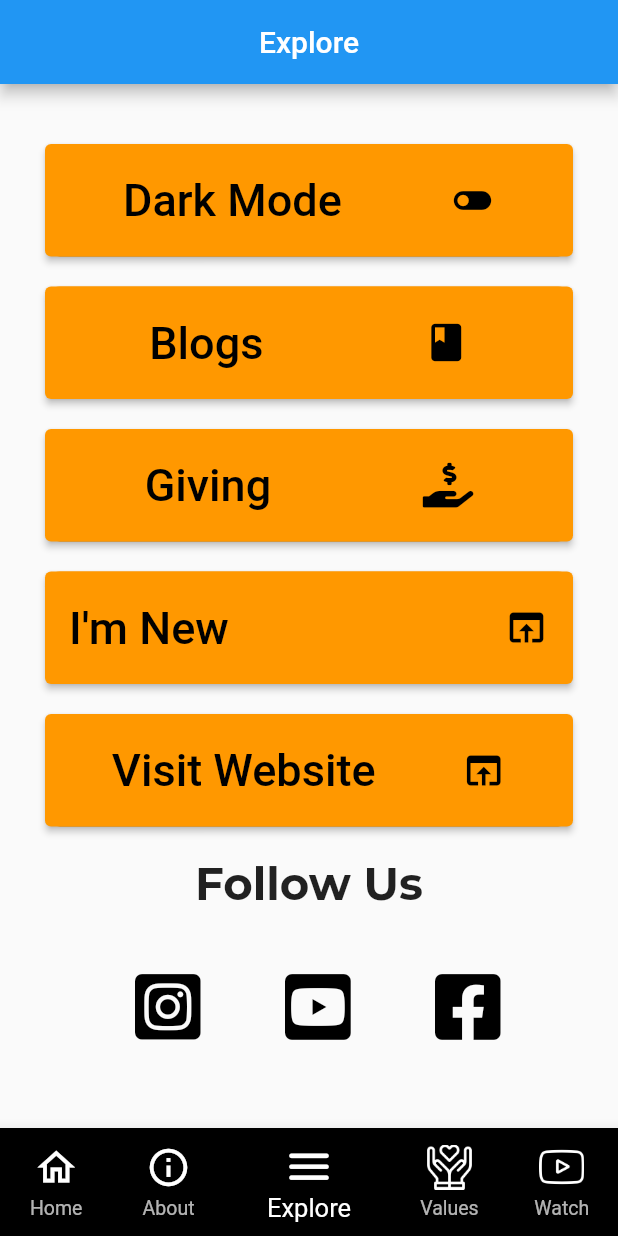
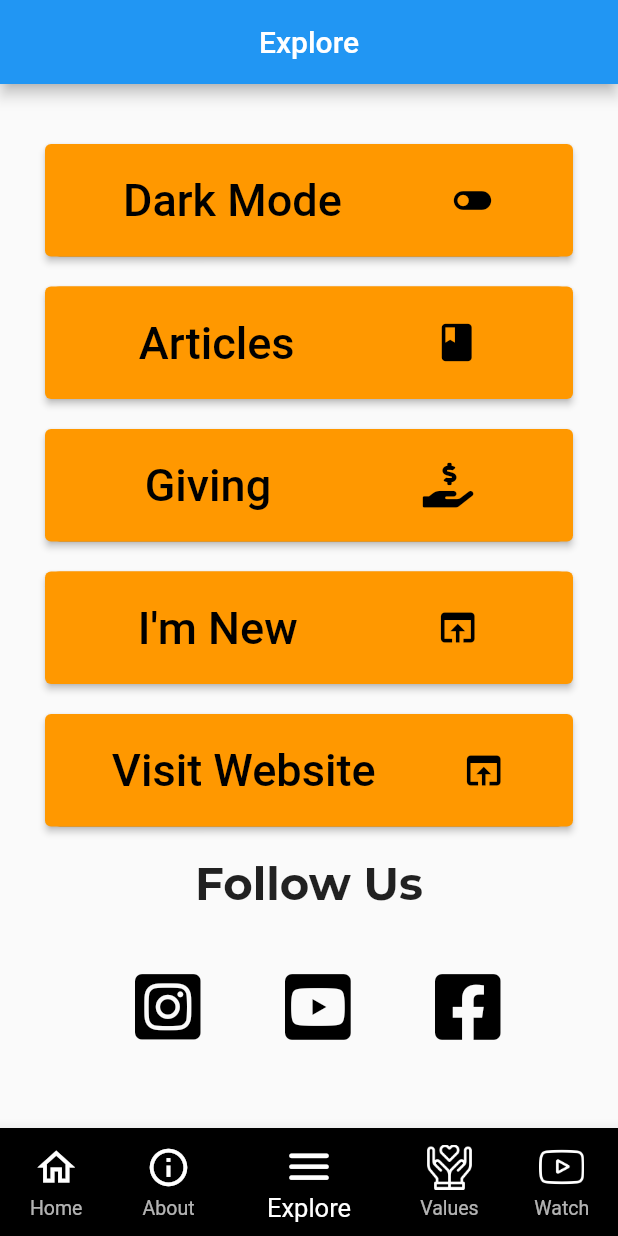
Before and after one commit to Aaasisss/NewSound, a Flutter app: the screen it shows after launch, item 3 of the bottom bar chosen, on a phone screen of 412 x 824 dp. Run offline on Flutter 3.47's test engine with Material 2 defaults, Android fonts, the phone set to English and light mode, and no system bars; our stand-ins replace cloud_firestore, firebase_core, font_awesome_flutter, google_fonts, youtube_player_flutter; missing offline and left inert: flutter_config; accounts and stored records are empty.

```diff
--- a/lib/Screens/Explore/explore_list.dart
+++ b/lib/Screens/Explore/explore_list.dart
@@ -86,7 +86,7 @@ class ExploreList_Blogs extends StatelessWidget {
           crossAxisAlignment: CrossAxisAlignment.center,
           children: [
             Text(
-              "Blogs",
+              "Articles",
               style: TextStyle(fontSize: 30.0),
             ),
             Icon(
@@ -96,7 +96,7 @@ class ExploreList_Blogs extends StatelessWidget {
           ],
         ),
         onPressed: () async {
-          const url = "https://newsound.org.au/#about";
+          const url = "https://newsound.org.au/articles/";
           if (await canLaunch(url)) {
             await launch(url,
                 forceSafariVC: true, //for iOS
@@ -178,7 +178,7 @@ class ExploreList_ImNew extends StatelessWidget {
           }
         },
         child: Row(
-          mainAxisAlignment: MainAxisAlignment.spaceBetween,
+          mainAxisAlignment: MainAxisAlignment.spaceAround,
           crossAxisAlignment: CrossAxisAlignment.center,
           children: [
             Text(
--- a/lib/Services/api_service.dart
+++ b/lib/Services/api_service.dart
@@ -4,7 +4,6 @@ import 'package:flutter_config/flutter_config.dart';
 import 'package:http/http.dart' as http;
 import 'package:newsound/Models/channel_model.dart';
 import 'package:newsound/Models/video_model.dart';
-import 'package:newsound/Utilities/keys.dart';
 import 'package:flutter_config/flutter_config.dart';
 
 class APIService {
--- a/lib/Shared/follow_us.dart
+++ b/lib/Shared/follow_us.dart
@@ -2,6 +2,7 @@ import 'package:flutter/material.dart';
 import 'package:google_fonts/google_fonts.dart';
 import 'package:font_awesome_flutter/font_awesome_flutter.dart';
 import 'package:url_launcher/url_launcher.dart';
+import 'package:cloud_firestore/cloud_firestore.dart';
 
 class CreateFolloIcons extends StatefulWidget {
   const CreateFolloIcons({Key? key}) : super(key: key);
@@ -11,8 +12,32 @@ class CreateFolloIcons extends StatefulWidget {
 }
 
 class _CreateFolloIconsState extends State<CreateFolloIcons> {
+  final _firestore = FirebaseFirestore.instance.collection('socialLinks');
+  String facebookLink = 'https://www.facebook.com/newsoundchurchsydney';
+  String instagramLink = 'https://instagram.com/newsoundchurchsydney';
+  String youtubeLink = 'https://youtube.com/NewSoundChurchSydney';
+
+  void getInfo() async {
+    final details = await _firestore.doc('socialLinks').get();
+    setState(() {
+      facebookLink = details.data()!['facebook'];
+      instagramLink = details.data()!['instagram'];
+      youtubeLink = details.data()!['youtube'];
+    });
+  }
+
+  @override
+  void initState() {
+    // TODO: implement initState
+    super.initState();
+    getInfo();
+  }
+
   @override
   Widget build(BuildContext context) {
+    // print(instagramLink);
+    // print(facebookLink);
+    // print(youtubeLink);
     return Container(
       child: Center(
           child: Column(
@@ -36,42 +61,40 @@ class _CreateFolloIconsState extends State<CreateFolloIcons> {
                 children: <IconButton>[
                   IconButton(
                     onPressed: () async {
-                        const url =
-                            "https://instagram.com/newsoundchurchsydney";
-                        if (await canLaunch(url)) {
-                          await launch(url);
+                      if (await canLaunch(instagramLink)) {
+                        await launch(instagramLink);
                       }
                     },
                     icon: const FaIcon(
                       FontAwesomeIcons.instagramSquare,
                       color: Colors.black,
                       size: 50.0,
-                      )),
+                    ),
+                  ),
                   IconButton(
                     onPressed: () async {
-                        final url = "https://youtube.com/NewSoundChurchSydney";
-                        if (await canLaunch(url)) {
-                          await launch(url);
+                      if (await canLaunch(youtubeLink)) {
+                        await launch(youtubeLink);
                       }
                     },
                     icon: const FaIcon(
                       FontAwesomeIcons.youtubeSquare,
                       color: Colors.black,
                       size: 50.0,
-                      )),
+                    ),
+                  ),
                   IconButton(
                     onPressed: () async {
-                        const url =
-                            "https://www.facebook.com/newsoundchurchsydney";
-                        if (await canLaunch(url)) {
-                          await launch(url);
+                      if (await canLaunch(facebookLink)) {
+                        await launch(facebookLink);
                       }
                     },
                     icon: const FaIcon(
                       FontAwesomeIcons.facebookSquare,
                       color: Colors.black,
                       size: 50.0,
-                      )),
+                    ),
+                  ),
                 ],
               ),
             ),
--- a/lib/main.dart
+++ b/lib/main.dart
@@ -4,6 +4,7 @@ import 'package:newsound/routes.dart';
 import 'package:newsound/theme.dart';
 import 'package:provider/provider.dart';
 import 'package:flutter_config/flutter_config.dart';
+import 'package:firebase_core/firebase_core.dart';
 
 void main() async {
   WidgetsFlutterBinding.ensureInitialized(); // Required by FlutterConfig
@@ -20,12 +21,57 @@ class MyApp extends StatelessWidget {
     return MaterialApp(
       debugShowCheckedModeBanner: false,
       title: "New Sound Church",
-      theme: ThemeData(primarySwatch: Colors.blue),
+      theme: ThemeData(primaryColor: Colors.blue),
       routes: appRoute, //app routes defined in routes.dart
-      home: ChangeNotifierProvider(
-        create: (context) => BottomNavBarState(),
-        child: const Home(),
-      ),
+      home: App(),
+    );
+  }
+}
+
+class App extends StatefulWidget {
+  const App({Key? key}) : super(key: key);
+
+  @override
+  State<App> createState() => _AppState();
+}
+
+class _AppState extends State<App> {
+  final Future<FirebaseApp> _initialization = Firebase.initializeApp();
+
+  @override
+  Widget build(BuildContext context) {
+    return FutureBuilder(
+      // Initialize FlutterFire:
+      future: _initialization,
+      builder: (context, snapshot) {
+        // Check for errors
+        if (snapshot.hasError) {
+          return const Scaffold(
+            body: Center(
+              child: Text(
+                'error!',
+                style: TextStyle(color: Colors.red),
+              ),
+            ),
+          );
+        }
+
+        // Once complete, show your application
+        if (snapshot.connectionState == ConnectionState.done) {
+          return ChangeNotifierProvider(
+              create: (context) => BottomNavBarState(), child: const Home());
+        }
+
+        // Otherwise, show something whilst waiting for initialization to complete
+        return const Scaffold(
+          body: Center(
+            child: Text(
+              'loading...',
+              style: TextStyle(color: Colors.green),
+            ),
+          ),
+        );
+      },
     );
   }
 }
--- a/pubspec.yaml
+++ b/pubspec.yaml
@@ -48,6 +48,7 @@ dependencies:
   firebase_core: ^1.14.0
   firebase_auth: ^3.3.13
   cloud_firestore: ^3.1.11
+  json_annotation: ^4.5.0
 
 
 
@@ -62,6 +63,9 @@ dev_dependencies:
   # package. See that file for information about deactivating specific lint
   # rules and activating additional ones.
   flutter_lints: ^1.0.0
+  json_serializable: ^6.2.0
+  build_runner: ^2.1.10
+
 
 # For information on the generic Dart part of this file, see the
 # following page: https://dart.dev/tools/pub/pubspec
@@ -81,6 +85,7 @@ flutter:
     - lib/Images/youtube_icon.png
     - lib/Images/pastors.png
     - lib/Images/map.png
+    - lib/Images/default.jpg
 
   # An image asset can refer to one or more resolution-specific "variants", see
   # https://flutter.dev/assets-and-images/#resolution-aware.
```
Also changed, not shown: lib/Models/event_model.dart (added, +38 -0 lines), lib/Screens/About/about_functions.dart (+6 -7 lines), lib/Screens/About/about_us.dart (+23 -2 lines), lib/Screens/Explore/giving.dart (+39 -21 lines), lib/Screens/Home/event.dart (added, +84 -0 lines), lib/Screens/Home/home.dart (+85 -12 lines), lib/Images/default.jpg (added), pubspec.lock. Lines whose indentation alone changed are shown as unchanged.
